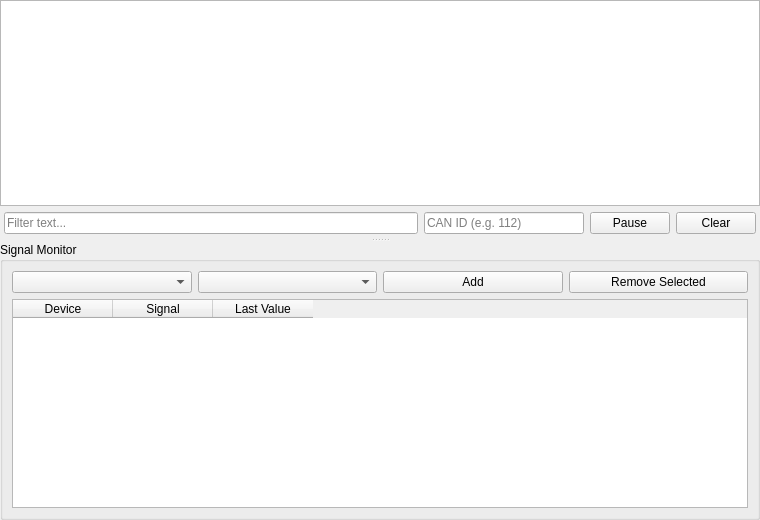
Old version of the form ui/console/console_widget.ui in the repository ElOvo123/Cellcharger.
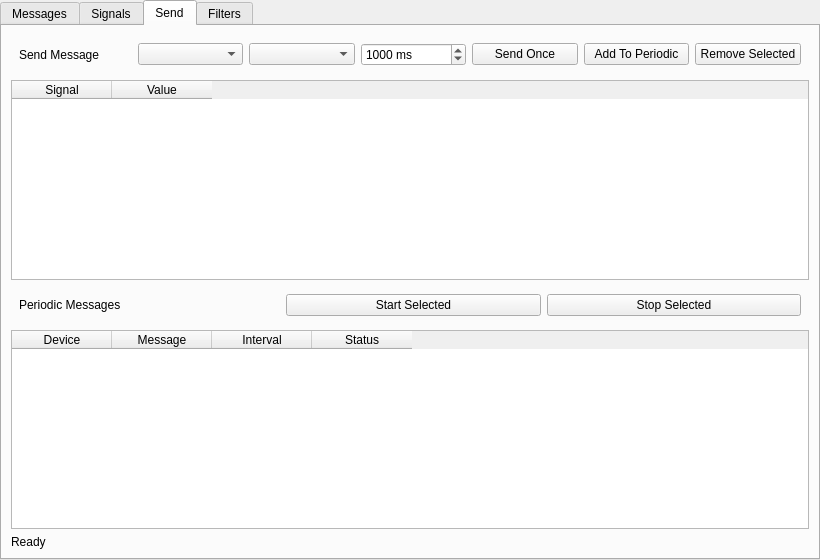
New version of the form. The open tabs and pages were chosen to show the change.

Commit message: all basics done plus basic status widget done

```diff
--- a/ui/console/console_widget.ui
+++ b/ui/console/console_widget.ui
@@ -6,8 +6,8 @@
    <rect>
     <x>0</x>
     <y>0</y>
-    <width>760</width>
-    <height>520</height>
+    <width>820</width>
+    <height>560</height>
    </rect>
   </property>
   <layout class="QVBoxLayout" name="verticalLayout">
@@ -28,143 +28,188 @@
    </property>
 
    <item>
-    <widget class="QSplitter" name="mainSplitter">
-     <property name="orientation">
-      <enum>Qt::Vertical</enum>
-     </property>
+    <widget class="QTabWidget" name="consoleTabWidget">
 
-     <widget class="QWidget" name="trafficPage">
-      <layout class="QVBoxLayout" name="trafficLayout">
-       <property name="leftMargin">
-        <number>0</number>
-       </property>
-       <property name="topMargin">
-        <number>0</number>
-       </property>
-       <property name="rightMargin">
-        <number>0</number>
-       </property>
-       <property name="bottomMargin">
-        <number>0</number>
-       </property>
-
-       <item>
-        <widget class="QTextEdit" name="consoleOutput">
-         <property name="readOnly">
-          <bool>true</bool>
-         </property>
+     <widget class="QWidget" name="messagesTab">
+        <attribute name="title">
+        <string>Messages</string>
+        </attribute>
+        <layout class="QVBoxLayout" name="messagesTabLayout">
+        <item>
+        <widget class="QWidget" name="messagesHeaderBar">
+            <layout class="QHBoxLayout" name="messagesHeaderLayout">
+            <property name="leftMargin">
+            <number>8</number>
+            </property>
+            <property name="topMargin">
+            <number>6</number>
+            </property>
+            <property name="rightMargin">
+            <number>8</number>
+            </property>
+            <property name="bottomMargin">
+            <number>6</number>
+            </property>
+            <item>
+            <widget class="QLabel" name="messagesHeaderLabel">
+            <property name="text">
+                <string>Messages</string>
+            </property>
+            </widget>
+            </item>
+            </layout>
         </widget>
-       </item>
-
-       <item>
-        <layout class="QHBoxLayout" name="bottomBarLayout">
-         <property name="leftMargin">
-          <number>4</number>
-         </property>
-         <property name="topMargin">
-          <number>0</number>
-         </property>
-         <property name="rightMargin">
-          <number>4</number>
-         </property>
-         <property name="bottomMargin">
-          <number>4</number>
-         </property>
-
-         <item>
-          <widget class="QLineEdit" name="filterEdit">
-           <property name="placeholderText">
-            <string>Filter text...</string>
-           </property>
-           <property name="clearButtonEnabled">
+        </item>
+        <item>
+        <widget class="QTableView" name="consoleTableView">
+            <property name="alternatingRowColors">
+            <bool>false</bool>
+            </property>
+            <property name="selectionBehavior">
+            <enum>QAbstractItemView::SelectRows</enum>
+            </property>
+            <property name="selectionMode">
+            <enum>QAbstractItemView::SingleSelection</enum>
+            </property>
+            <property name="editTriggers">
+            <enum>QAbstractItemView::NoEditTriggers</enum>
+            </property>
+            <property name="showGrid">
+            <bool>false</bool>
+            </property>
+            <property name="sortingEnabled">
             <bool>true</bool>
-           </property>
-          </widget>
-         </item>
-
-         <item>
-          <widget class="QLineEdit" name="idFilterEdit">
-           <property name="minimumSize">
-            <size>
-             <width>120</width>
-             <height>0</height>
-            </size>
-           </property>
-           <property name="maximumSize">
-            <size>
-             <width>160</width>
-             <height>16777215</height>
-            </size>
-           </property>
-           <property name="placeholderText">
-            <string>CAN ID (e.g. 112)</string>
-           </property>
-           <property name="clearButtonEnabled">
-            <bool>true</bool>
-           </property>
-          </widget>
-         </item>
-
-         <item>
-          <widget class="QPushButton" name="pauseButton">
-           <property name="text">
-            <string>Pause</string>
-           </property>
-           <property name="checkable">
-            <bool>true</bool>
-           </property>
-          </widget>
-         </item>
-
-         <item>
-          <widget class="QPushButton" name="clearButton">
-           <property name="text">
-            <string>Clear</string>
-           </property>
-          </widget>
-         </item>
+            </property>
+        </widget>
+        </item>
+        <item>
+        <widget class="QWidget" name="messagesBottomBar">
+            <layout class="QHBoxLayout" name="messagesBottomLayout">
+            <property name="leftMargin">
+            <number>8</number>
+            </property>
+            <property name="topMargin">
+            <number>6</number>
+            </property>
+            <property name="rightMargin">
+            <number>8</number>
+            </property>
+            <property name="bottomMargin">
+            <number>6</number>
+            </property>
+            <item>
+            <spacer name="messagesLeftSpacer">
+            <property name="orientation">
+                <enum>Qt::Horizontal</enum>
+            </property>
+            </spacer>
+            </item>
+            <item>
+            <widget class="QPushButton" name="pauseButton">
+            <property name="text">
+                <string>Pause</string>
+            </property>
+            <property name="checkable">
+                <bool>true</bool>
+            </property>
+            </widget>
+            </item>
+            <item>
+            <widget class="QPushButton" name="clearButton">
+            <property name="text">
+                <string>Clear</string>
+            </property>
+            </widget>
+            </item>
+            </layout>
+        </widget>
+        </item>
         </layout>
-       </item>
-      </layout>
-     </widget>
+        </widget>
 
-     <widget class="QGroupBox" name="signalMonitorGroup">
-      <property name="title">
-       <string>Signal Monitor</string>
-      </property>
-      <layout class="QVBoxLayout" name="signalMonitorLayout">
+     <widget class="QWidget" name="signalsTab">
+      <attribute name="title">
+       <string>Signals</string>
+     </attribute>
+      <layout class="QVBoxLayout" name="signalsTabLayout">
        <item>
-        <layout class="QHBoxLayout" name="watchControlsLayout">
-         <item>
-          <widget class="QComboBox" name="deviceComboBox"/>
-         </item>
-
-         <item>
-          <widget class="QComboBox" name="signalComboBox"/>
-         </item>
-
-         <item>
-          <widget class="QPushButton" name="addSignalButton">
-           <property name="text">
-            <string>Add</string>
-           </property>
-          </widget>
-         </item>
-
-         <item>
-          <widget class="QPushButton" name="removeSignalButton">
-           <property name="text">
-            <string>Remove Selected</string>
-           </property>
-          </widget>
-         </item>
-        </layout>
+        <widget class="QWidget" name="signalTopBar">
+         <layout class="QHBoxLayout" name="watchControlsLayout">
+          <property name="leftMargin">
+           <number>8</number>
+          </property>
+          <property name="topMargin">
+           <number>8</number>
+          </property>
+          <property name="rightMargin">
+           <number>8</number>
+          </property>
+          <property name="bottomMargin">
+           <number>8</number>
+          </property>
+          <item>
+           <widget class="QLabel" name="signalMonitorLabel">
+            <property name="text">
+             <string>Signal Monitor</string>
+            </property>
+           </widget>
+          </item>
+          <item>
+           <spacer name="signalTopSpacer">
+            <property name="orientation">
+             <enum>Qt::Horizontal</enum>
+            </property>
+           </spacer>
+          </item>
+          <item>
+           <widget class="QComboBox" name="deviceComboBox">
+            <property name="editable">
+             <bool>false</bool>
+            </property>
+           </widget>
+          </item>
+          <item>
+           <widget class="QComboBox" name="messageComboBox">
+            <property name="editable">
+             <bool>false</bool>
+            </property>
+           </widget>
+          </item>
+          <item>
+           <widget class="QComboBox" name="signalComboBox">
+            <property name="editable">
+             <bool>false</bool>
+            </property>
+           </widget>
+          </item>
+          <item>
+           <widget class="QPushButton" name="clearSignalSelectionButton">
+            <property name="text">
+             <string>Clear Selection</string>
+            </property>
+           </widget>
+          </item>
+          <item>
+           <widget class="QPushButton" name="addSignalButton">
+            <property name="text">
+             <string>Add</string>
+            </property>
+           </widget>
+          </item>
+          <item>
+           <widget class="QPushButton" name="removeSignalButton">
+            <property name="text">
+             <string>Remove Selected</string>
+            </property>
+           </widget>
+          </item>
+         </layout>
+        </widget>
        </item>
-
        <item>
         <widget class="QTableWidget" name="signalsTable">
          <property name="columnCount">
-          <number>3</number>
+          <number>4</number>
          </property>
          <property name="rowCount">
           <number>0</number>
@@ -191,6 +236,11 @@
            <string>Signal</string>
           </property>
          </column>
+         <column>
+          <property name="text">
+           <string>Message</string>
+          </property>
+         </column>
          <column>
           <property name="text">
            <string>Last Value</string>
@@ -200,6 +250,337 @@
        </item>
       </layout>
      </widget>
+
+     <widget class="QWidget" name="txTab">
+     <attribute name="title">
+       <string>Send</string>
+      </attribute>
+      <layout class="QVBoxLayout" name="txTabLayout">
+       <item>
+        <widget class="QWidget" name="txTopBar">
+         <layout class="QHBoxLayout" name="txControlsLayout">
+          <property name="leftMargin">
+           <number>8</number>
+          </property>
+          <property name="topMargin">
+           <number>8</number>
+          </property>
+          <property name="rightMargin">
+           <number>8</number>
+          </property>
+          <property name="bottomMargin">
+           <number>8</number>
+          </property>
+          <item>
+           <widget class="QLabel" name="txHeaderLabel">
+            <property name="text">
+             <string>Send Message</string>
+            </property>
+           </widget>
+          </item>
+          <item>
+           <spacer name="txTopSpacer">
+            <property name="orientation">
+             <enum>Qt::Horizontal</enum>
+            </property>
+           </spacer>
+          </item>
+          <item>
+           <widget class="QComboBox" name="txDeviceComboBox"/>
+          </item>
+          <item>
+           <widget class="QComboBox" name="txMessageComboBox"/>
+          </item>
+          <item>
+           <widget class="QSpinBox" name="txIntervalSpinBox">
+            <property name="minimum">
+             <number>100</number>
+            </property>
+            <property name="maximum">
+             <number>60000</number>
+            </property>
+            <property name="singleStep">
+             <number>100</number>
+            </property>
+            <property name="value">
+             <number>1000</number>
+            </property>
+            <property name="suffix">
+             <string> ms</string>
+            </property>
+           </widget>
+          </item>
+          <item>
+           <widget class="QPushButton" name="sendTxButton">
+            <property name="text">
+             <string>Send Once</string>
+            </property>
+           </widget>
+          </item>
+          <item>
+           <widget class="QPushButton" name="addPeriodicTxButton">
+            <property name="text">
+             <string>Add To Periodic</string>
+            </property>
+           </widget>
+          </item>
+          <item>
+           <widget class="QPushButton" name="removePeriodicTxButton">
+            <property name="text">
+             <string>Remove Selected</string>
+            </property>
+           </widget>
+          </item>
+         </layout>
+       </widget>
+       </item>
+       <item>
+        <widget class="QTableWidget" name="txSignalsTable">
+         <property name="columnCount">
+          <number>2</number>
+         </property>
+         <property name="rowCount">
+          <number>0</number>
+         </property>
+         <property name="alternatingRowColors">
+          <bool>true</bool>
+         </property>
+         <property name="selectionMode">
+          <enum>QAbstractItemView::NoSelection</enum>
+         </property>
+         <column>
+          <property name="text">
+           <string>Signal</string>
+          </property>
+         </column>
+         <column>
+          <property name="text">
+           <string>Value</string>
+          </property>
+         </column>
+        </widget>
+       </item>
+       <item>
+        <widget class="QWidget" name="txPeriodicBar">
+         <layout class="QHBoxLayout" name="txPeriodicLayout">
+          <property name="leftMargin">
+           <number>8</number>
+          </property>
+          <property name="topMargin">
+           <number>8</number>
+          </property>
+          <property name="rightMargin">
+           <number>8</number>
+          </property>
+          <property name="bottomMargin">
+           <number>8</number>
+          </property>
+          <item>
+           <widget class="QLabel" name="txPeriodicLabel">
+            <property name="text">
+             <string>Periodic Messages</string>
+            </property>
+           </widget>
+          </item>
+          <item>
+           <spacer name="txPeriodicSpacer">
+            <property name="orientation">
+             <enum>Qt::Horizontal</enum>
+            </property>
+           </spacer>
+          </item>
+          <item>
+           <widget class="QPushButton" name="startPeriodicTxButton">
+            <property name="text">
+             <string>Start Selected</string>
+            </property>
+           </widget>
+          </item>
+          <item>
+           <widget class="QPushButton" name="stopPeriodicTxButton">
+            <property name="text">
+             <string>Stop Selected</string>
+            </property>
+           </widget>
+          </item>
+         </layout>
+        </widget>
+       </item>
+       <item>
+        <widget class="QTableWidget" name="txPeriodicTable">
+         <property name="columnCount">
+          <number>4</number>
+         </property>
+         <property name="rowCount">
+          <number>0</number>
+         </property>
+         <property name="selectionBehavior">
+          <enum>QAbstractItemView::SelectRows</enum>
+         </property>
+         <property name="selectionMode">
+          <enum>QAbstractItemView::SingleSelection</enum>
+         </property>
+         <property name="editTriggers">
+          <enum>QAbstractItemView::NoEditTriggers</enum>
+         </property>
+         <property name="alternatingRowColors">
+          <bool>true</bool>
+         </property>
+         <column>
+          <property name="text">
+           <string>Device</string>
+          </property>
+         </column>
+         <column>
+          <property name="text">
+           <string>Message</string>
+          </property>
+         </column>
+         <column>
+          <property name="text">
+           <string>Interval</string>
+          </property>
+         </column>
+         <column>
+          <property name="text">
+           <string>Status</string>
+          </property>
+         </column>
+        </widget>
+       </item>
+       <item>
+        <widget class="QLabel" name="txStatusLabel">
+         <property name="text">
+          <string>Ready</string>
+         </property>
+        </widget>
+       </item>
+      </layout>
+     </widget>
+
+     <widget class="QWidget" name="filtersTab">
+      <attribute name="title">
+       <string>Filters</string>
+      </attribute>
+      <layout class="QVBoxLayout" name="filtersTabLayout">
+       <item>
+        <widget class="QWidget" name="filterTopBar">
+            <layout class="QHBoxLayout" name="filterControlsLayout">
+            <property name="leftMargin">
+            <number>8</number>
+            </property>
+            <property name="topMargin">
+            <number>8</number>
+            </property>
+            <property name="rightMargin">
+            <number>8</number>
+            </property>
+            <property name="bottomMargin">
+            <number>8</number>
+            </property>
+            <item>
+            <widget class="QLabel" name="filterLabel">
+                <property name="text">
+                <string>Active Filters</string>
+                </property>
+            </widget>
+            </item>
+            <item>
+            <spacer name="filterTopSpacer">
+                <property name="orientation">
+                <enum>Qt::Horizontal</enum>
+                </property>
+            </spacer>
+            </item>
+            <item>
+            <widget class="QComboBox" name="filterTypeComboBox">
+                <item>
+                <property name="text">
+                <string>Text</string>
+                </property>
+                </item>
+                <item>
+                <property name="text">
+                <string>Device</string>
+                </property>
+                </item>
+                <item>
+                <property name="text">
+                <string>Message ID</string>
+                </property>
+                </item>
+                <item>
+                <property name="text">
+                <string>Message</string>
+                </property>
+                </item>
+            </widget>
+            </item>
+            <item>
+            <widget class="QLineEdit" name="filterValueEdit">
+                <property name="placeholderText">
+                <string>Add filter value...</string>
+                </property>
+                <property name="clearButtonEnabled">
+                <bool>true</bool>
+                </property>
+            </widget>
+            </item>
+            <item>
+            <widget class="QComboBox" name="filterValueComboBox"/>
+            </item>
+            <item>
+            <widget class="QPushButton" name="addFilterButton">
+                <property name="text">
+                <string>Add</string>
+                </property>
+            </widget>
+            </item>
+            <item>
+            <widget class="QPushButton" name="removeFilterButton">
+                <property name="text">
+                <string>Remove Selected</string>
+                </property>
+            </widget>
+            </item>
+            </layout>
+            </widget>
+       </item>
+       <item>
+        <widget class="QTableWidget" name="filtersTable">
+         <property name="columnCount">
+          <number>2</number>
+         </property>
+         <property name="rowCount">
+          <number>0</number>
+         </property>
+         <property name="selectionBehavior">
+          <enum>QAbstractItemView::SelectRows</enum>
+         </property>
+         <property name="selectionMode">
+          <enum>QAbstractItemView::SingleSelection</enum>
+         </property>
+         <property name="editTriggers">
+          <enum>QAbstractItemView::NoEditTriggers</enum>
+         </property>
+         <property name="alternatingRowColors">
+          <bool>true</bool>
+         </property>
+         <column>
+          <property name="text">
+           <string>Type</string>
+          </property>
+         </column>
+         <column>
+          <property name="text">
+           <string>Value</string>
+          </property>
+         </column>
+        </widget>
+       </item>
+      </layout>
+     </widget>
+
     </widget>
    </item>
 
```
Left out of the diff: 3 changed lines with no effect on the pictures. The commit also changes 51 other files.
